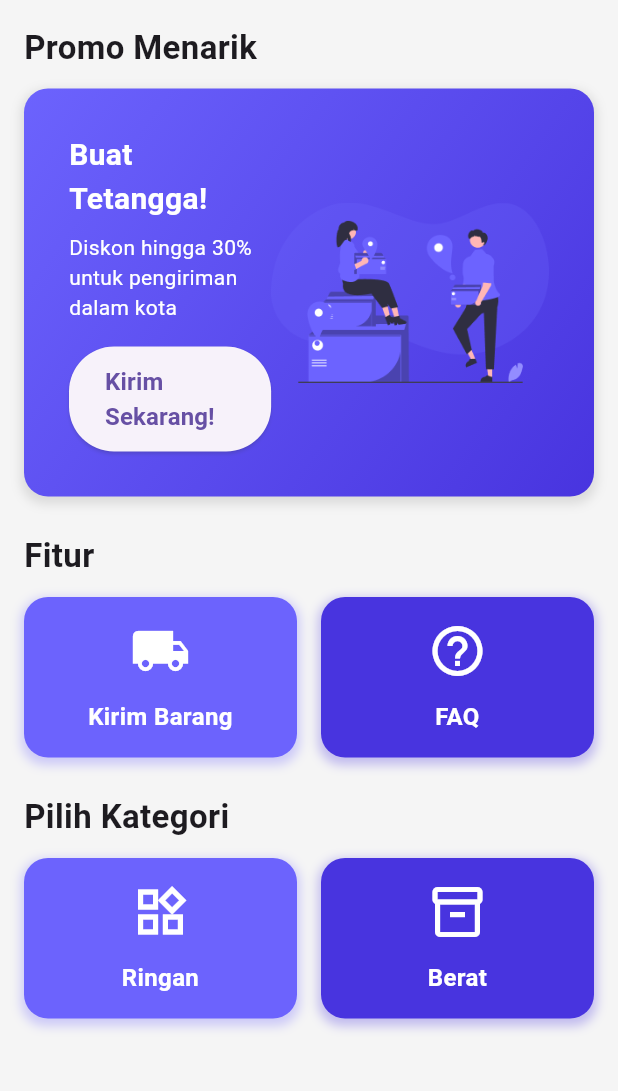
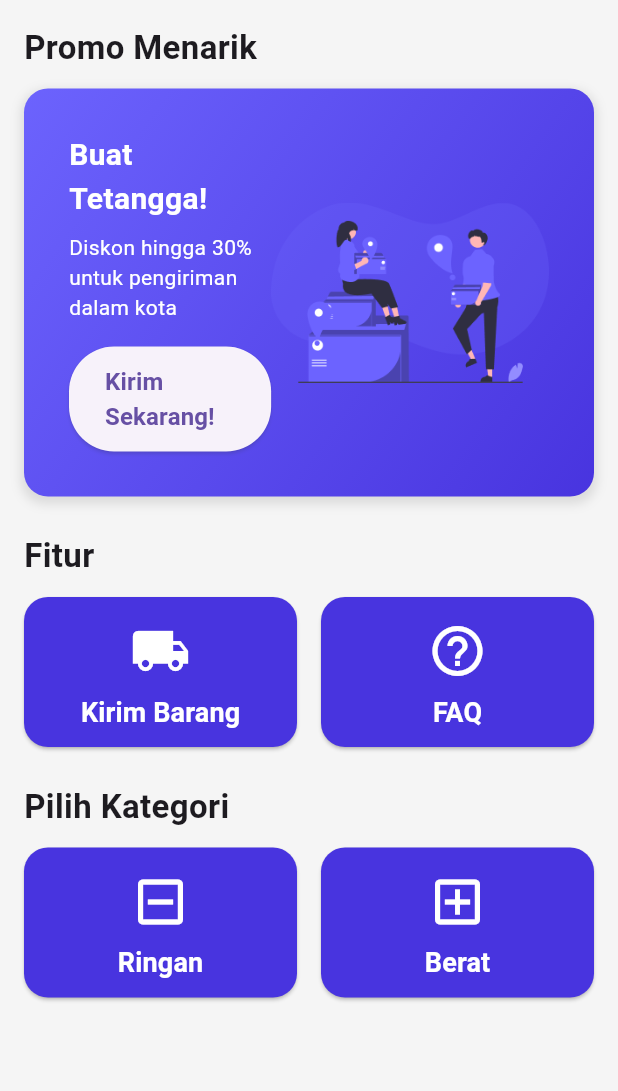
Before and after one commit to Nizar-Rasyiid/sendit_mobile, a Flutter app: the HomePage screen opened directly, on a phone screen of 412 x 824 dp, the part 84-1175 px from its top. Run offline on Flutter 3.47's test engine with Material 3 defaults, Android fonts, the phone set to English and light mode, and no system bars.

Commit message:
Updated HomePage

```diff
--- a/lib/home/homepage.dart
+++ b/lib/home/homepage.dart
@@ -3,7 +3,7 @@ import 'package:sendit/home/historyPage.dart';
 import 'package:sendit/order/orderInformationPage.dart'; // Pastikan ini sesuai dengan path Anda
 
 class HomePage extends StatelessWidget {
-  const HomePage({Key? key}) : super(key: key);
+  const HomePage({super.key});
 
   @override
   Widget build(BuildContext context) {
@@ -46,12 +46,12 @@ class HomePage extends StatelessWidget {
           color: Colors.white,
         ),
       ),
-      actions: [
+      actions: const [
         Padding(
-          padding: const EdgeInsets.symmetric(horizontal: 16.0),
+          padding: EdgeInsets.symmetric(horizontal: 16.0),
           child: Row(
             children: [
-              const Text(
+              Text(
                 'User',
                 style: TextStyle(
                   fontSize: 16,
@@ -59,7 +59,7 @@ class HomePage extends StatelessWidget {
                   fontWeight: FontWeight.bold,
                 ),
               ),
-              const SizedBox(width: 8),
+              SizedBox(width: 8),
               CircleAvatar(
                 backgroundImage: AssetImage('assets/profile_image.png'),
                 radius: 20,
@@ -86,7 +86,7 @@ class HomePage extends StatelessWidget {
         Container(
           padding: const EdgeInsets.all(30),
           decoration: BoxDecoration(
-            gradient: LinearGradient(
+            gradient: const LinearGradient(
               colors: [Color(0xFF6C63FD), Color(0xFF4834DF)],
               begin: Alignment.topLeft,
               end: Alignment.bottomRight,
@@ -97,7 +97,7 @@ class HomePage extends StatelessWidget {
                 color: Colors.grey.withOpacity(0.3),
                 spreadRadius: 2,
                 blurRadius: 5,
-                offset: Offset(0, 3),
+                offset: const Offset(0, 3),
               ),
             ],
           ),
@@ -131,12 +131,12 @@ class HomePage extends StatelessWidget {
                       },
                       style: ElevatedButton.styleFrom(
                         iconColor: Colors.white,
-                        shadowColor: Color(0xFF6C63FD),
+                        shadowColor: const Color(0xFF6C63FD),
                         shape: RoundedRectangleBorder(
                           borderRadius: BorderRadius.circular(30),
                         ),
-                        padding:
-                            EdgeInsets.symmetric(horizontal: 24, vertical: 12),
+                        padding: const EdgeInsets.symmetric(
+                            horizontal: 24, vertical: 12),
                       ),
                       child: const Text(
                         'Kirim Sekarang!',
@@ -177,25 +177,82 @@ class HomePage extends StatelessWidget {
           mainAxisAlignment: MainAxisAlignment.spaceBetween,
           children: [
             Expanded(
-              child: FeatureCard(
-                icon: Icons.local_shipping,
-                label: 'Kirim Barang',
-                backgroundColor: Color(0xFF6C63FD),
-                onTap: () {
+              child: SizedBox(
+                width: 150,
+                height: 100,
+                child: ElevatedButton(
+                  style: ElevatedButton.styleFrom(
+                    backgroundColor:
+                        const Color(0xFF4834DF), // Background color
+                    shape: RoundedRectangleBorder(
+                      borderRadius:
+                          BorderRadius.circular(16), // Rounded corners
+                    ),
+                  ),
+                  onPressed: () {
                     // Navigasi ke OrderInformationPage
                     Navigator.pushNamed(context, '/OrderPage');
                   },
+                  child: const Column(
+                    mainAxisAlignment: MainAxisAlignment.center,
+                    children: [
+                      Icon(
+                        Icons.local_shipping, // Shipping icon
+                        size: 40,
+                        color: Colors.white,
+                      ),
+                      SizedBox(height: 8),
+                      Text(
+                        'Kirim Barang',
+                        style: TextStyle(
+                          fontSize: 18,
+                          color: Colors.white,
+                          fontWeight: FontWeight.bold,
                         ),
                       ),
-            SizedBox(width: 16),
+                    ],
+                  ),
+                ),
+              ),
+            ),
+            const SizedBox(width: 16),
             Expanded(
-              child: FeatureCard(
-                icon: Icons.help_outline,
-                label: 'FAQ',
-                backgroundColor: Color(0xFF4834DF),
-                onTap: () {
+              child: SizedBox(
+                width: 150,
+                height: 100,
+                child: ElevatedButton(
+                  style: ElevatedButton.styleFrom(
+                    backgroundColor:
+                        const Color(0xFF4834DF), // Background color for FAQ
+                    shape: RoundedRectangleBorder(
+                      borderRadius:
+                          BorderRadius.circular(16), // Rounded corners
+                    ),
+                  ),
+                  onPressed: () {
                     // Aksi untuk FAQ
+                    Navigator.pushNamed(context, '/FAQPage');
                   },
+                  child: const Column(
+                    mainAxisAlignment: MainAxisAlignment.center,
+                    children: [
+                      Icon(
+                        Icons.help_outline, // FAQ icon
+                        size: 40,
+                        color: Colors.white,
+                      ),
+                      SizedBox(height: 8),
+                      Text(
+                        'FAQ',
+                        style: TextStyle(
+                          fontSize: 18,
+                          color: Colors.white,
+                          fontWeight: FontWeight.bold,
+                        ),
+                      ),
+                    ],
+                  ),
+                ),
               ),
             ),
           ],
@@ -220,24 +277,77 @@ class HomePage extends StatelessWidget {
           mainAxisAlignment: MainAxisAlignment.spaceBetween,
           children: [
             Expanded(
-              child: CategoryCard(
-                icon: Icons.widgets_outlined,
-                label: 'Ringan',
-                backgroundColor: Color(0xFF6C63FD),
-                onTap: () {
-                  // Aksi untuk kategori Ringan
+              child: SizedBox(
+                width: 150,
+                height: 100,
+                child: ElevatedButton(
+                  style: ElevatedButton.styleFrom(
+                      backgroundColor: const Color(0xFF4834DF),
+                      shape: RoundedRectangleBorder(
+                        borderRadius: BorderRadius.circular(16),
+                      )),
+                  onPressed: () {
+                    // Navigasi ke kategori ringan
                   },
+                  child: const Column(
+                    mainAxisAlignment: MainAxisAlignment.center,
+                    children: [
+                      Icon(
+                        Icons.indeterminate_check_box_outlined,
+                        size: 40,
+                        color: Colors.white,
+                      ),
+                      SizedBox(height: 8),
+                      Text(
+                        'Ringan',
+                        style: TextStyle(
+                          fontSize: 18,
+                          color: Colors.white,
+                          fontWeight: FontWeight.bold,
                         ),
                       ),
-            SizedBox(width: 16),
+                    ],
+                  ),
+                ),
+              ),
+            ),
+            const SizedBox(width: 16),
             Expanded(
-              child: CategoryCard(
-                icon: Icons.inventory_2_outlined,
-                label: 'Berat',
-                backgroundColor: Color(0xFF4834DF),
-                onTap: () {
-                  // Aksi untuk kategori Berat
+              child: SizedBox(
+                width: 150,
+                height: 100,
+                child: ElevatedButton(
+                  style: ElevatedButton.styleFrom(
+                    backgroundColor:
+                        const Color(0xFF4834DF), // Background color for FAQ
+                    shape: RoundedRectangleBorder(
+                      borderRadius:
+                          BorderRadius.circular(16), // Rounded corners
+                    ),
+                  ),
+                  onPressed: () {
+                    // Navigasi ke kategori berat
                   },
+                  child: const Column(
+                    mainAxisAlignment: MainAxisAlignment.center,
+                    children: [
+                      Icon(
+                        Icons.add_box_outlined, //
+                        size: 40,
+                        color: Colors.white,
+                      ),
+                      SizedBox(height: 8),
+                      Text(
+                        'Berat',
+                        style: TextStyle(
+                          fontSize: 18,
+                          color: Colors.white,
+                          fontWeight: FontWeight.bold,
+                        ),
+                      ),
+                    ],
+                  ),
+                ),
               ),
             ),
           ],
@@ -254,19 +364,19 @@ class FeatureCard extends StatelessWidget {
   final VoidCallback onTap;
 
   const FeatureCard({
-    Key? key,
+    super.key,
     required this.icon,
     required this.label,
     required this.backgroundColor,
     required this.onTap,
-  }) : super(key: key);
+  });
 
   @override
   Widget build(BuildContext context) {
     return GestureDetector(
       onTap: onTap,
       child: Container(
-        padding: EdgeInsets.all(16),
+        padding: const EdgeInsets.all(16),
         decoration: BoxDecoration(
           color: backgroundColor,
           borderRadius: BorderRadius.circular(16),
@@ -275,7 +385,7 @@ class FeatureCard extends StatelessWidget {
               color: backgroundColor.withOpacity(0.3),
               spreadRadius: 2,
               blurRadius: 5,
-              offset: Offset(0, 3),
+              offset: const Offset(0, 3),
             ),
           ],
         ),
@@ -307,19 +417,19 @@ class CategoryCard extends StatelessWidget {
   final VoidCallback onTap;
 
   const CategoryCard({
-    Key? key,
+    super.key,
     required this.icon,
     required this.label,
     required this.backgroundColor,
     required this.onTap,
-  }) : super(key: key);
+  });
 
   @override
   Widget build(BuildContext context) {
     return GestureDetector(
       onTap: onTap,
       child: Container(
-        padding: EdgeInsets.all(16),
+        padding: const EdgeInsets.all(16),
         decoration: BoxDecoration(
           color: backgroundColor,
           borderRadius: BorderRadius.circular(16),
@@ -328,7 +438,7 @@ class CategoryCard extends StatelessWidget {
               color: backgroundColor.withOpacity(0.3),
               spreadRadius: 2,
               blurRadius: 5,
-              offset: Offset(0, 3),
+              offset: const Offset(0, 3),
             ),
           ],
         ),
```
Lines whose indentation alone changed are shown as unchanged.
